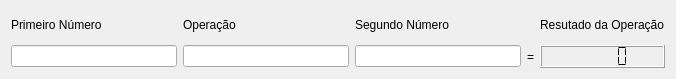
The window that calculatorform/calculatorform.ui (oscaresende/MATA76) describes before a commit, drawn with Qt 5.
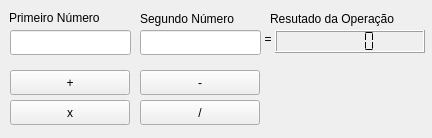
The same window after the commit.

Commit message: alterando layout da calculadora

```diff
--- a/calculatorform/calculatorform.ui
+++ b/calculatorform/calculatorform.ui
@@ -6,8 +6,8 @@
    <rect>
     <x>0</x>
     <y>0</y>
-    <width>676</width>
-    <height>79</height>
+    <width>432</width>
+    <height>138</height>
    </rect>
   </property>
   <property name="sizePolicy">
@@ -19,19 +19,38 @@
   <property name="windowTitle">
    <string>Calculator Form</string>
   </property>
-  <layout class="QGridLayout" name="gridLayout">
-   <item row="0" column="4">
     <widget class="QLabel" name="label_2_">
+   <property name="geometry">
+    <rect>
+     <x>270</x>
+     <y>10</y>
+     <width>155</width>
+     <height>17</height>
+    </rect>
+   </property>
      <property name="text">
       <string>Resutado da Operação</string>
      </property>
     </widget>
-   </item>
-   <item row="1" column="1">
-    <widget class="QLineEdit" name="opr_lineEdit"/>
-   </item>
-   <item row="1" column="3">
+  <widget class="QLineEdit" name="opr_lineEdit">
+   <property name="geometry">
+    <rect>
+     <x>140</x>
+     <y>30</y>
+     <width>121</width>
+     <height>25</height>
+    </rect>
+   </property>
+  </widget>
     <widget class="QLabel" name="label_3_2">
+   <property name="geometry">
+    <rect>
+     <x>260</x>
+     <y>30</y>
+     <width>16</width>
+     <height>17</height>
+    </rect>
+   </property>
      <property name="text">
       <string>=</string>
      </property>
@@ -39,42 +58,107 @@
       <set>Qt::AlignCenter</set>
      </property>
     </widget>
-   </item>
-   <item row="0" column="0">
     <widget class="QLabel" name="label">
+   <property name="geometry">
+    <rect>
+     <x>9</x>
+     <y>9</y>
+     <width>118</width>
+     <height>17</height>
+    </rect>
+   </property>
      <property name="text">
       <string>Primeiro Número</string>
      </property>
     </widget>
-   </item>
-   <item row="0" column="2">
     <widget class="QLabel" name="label_2">
+   <property name="geometry">
+    <rect>
+     <x>140</x>
+     <y>10</y>
+     <width>119</width>
+     <height>17</height>
+    </rect>
+   </property>
      <property name="text">
       <string>Segundo Número</string>
      </property>
     </widget>
-   </item>
-   <item row="0" column="1">
-    <widget class="QLabel" name="label_3">
-     <property name="text">
-      <string>Operação</string>
-     </property>
-    </widget>
-   </item>
-   <item row="1" column="0">
-    <widget class="QLineEdit" name="number1_lineEdit"/>
-   </item>
-   <item row="1" column="2">
-    <widget class="QLineEdit" name="number2_lineEdit"/>
-   </item>
-   <item row="1" column="4">
+  <widget class="QLineEdit" name="number1_lineEdit">
+   <property name="geometry">
+    <rect>
+     <x>10</x>
+     <y>30</y>
+     <width>121</width>
+     <height>25</height>
+    </rect>
+   </property>
+  </widget>
     <widget class="QLCDNumber" name="result_lcdNumber">
+   <property name="geometry">
+    <rect>
+     <x>275</x>
+     <y>30</y>
+     <width>150</width>
+     <height>23</height>
+    </rect>
+   </property>
      <property name="segmentStyle">
       <enum>QLCDNumber::Flat</enum>
      </property>
     </widget>
-   </item>
-  </layout>
+  <widget class="QPushButton" name="pushButton">
+   <property name="geometry">
+    <rect>
+     <x>10</x>
+     <y>70</y>
+     <width>120</width>
+     <height>25</height>
+    </rect>
+   </property>
+   <property name="text">
+    <string>+</string>
+   </property>
+  </widget>
+  <widget class="QPushButton" name="pushButton_2">
+   <property name="geometry">
+    <rect>
+     <x>10</x>
+     <y>100</y>
+     <width>120</width>
+     <height>25</height>
+    </rect>
+   </property>
+   <property name="text">
+    <string>x</string>
+   </property>
+  </widget>
+  <widget class="QPushButton" name="pushButton_3">
+   <property name="geometry">
+    <rect>
+     <x>140</x>
+     <y>70</y>
+     <width>120</width>
+     <height>25</height>
+    </rect>
+   </property>
+   <property name="text">
+    <string>-</string>
+   </property>
+  </widget>
+  <widget class="QPushButton" name="pushButton_4">
+   <property name="geometry">
+    <rect>
+     <x>140</x>
+     <y>100</y>
+     <width>120</width>
+     <height>25</height>
+    </rect>
+   </property>
+   <property name="text">
+    <string>/</string>
+   </property>
+  </widget>
  </widget>
  <resources/>
  <connections/>
```
Lines whose indentation alone changed are shown as unchanged. The commit also changes 1 other file.
